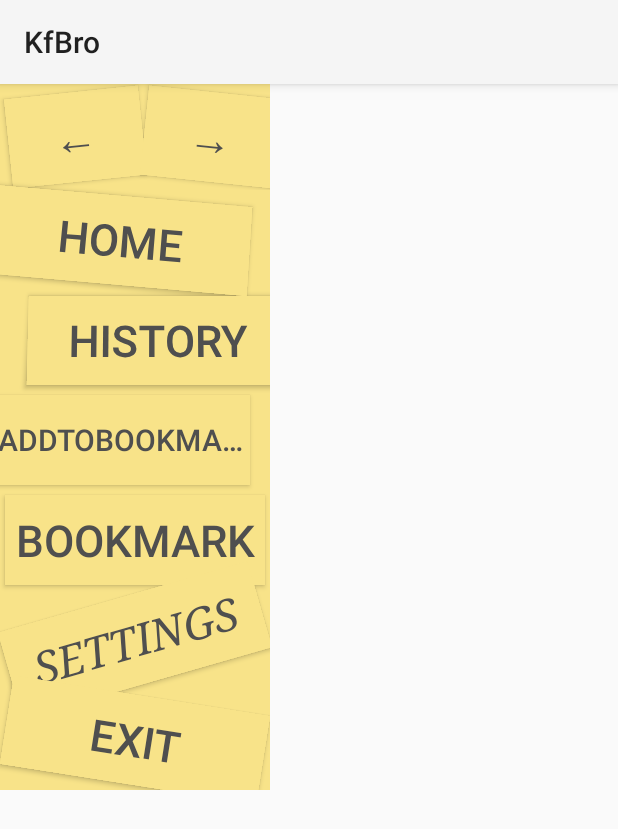
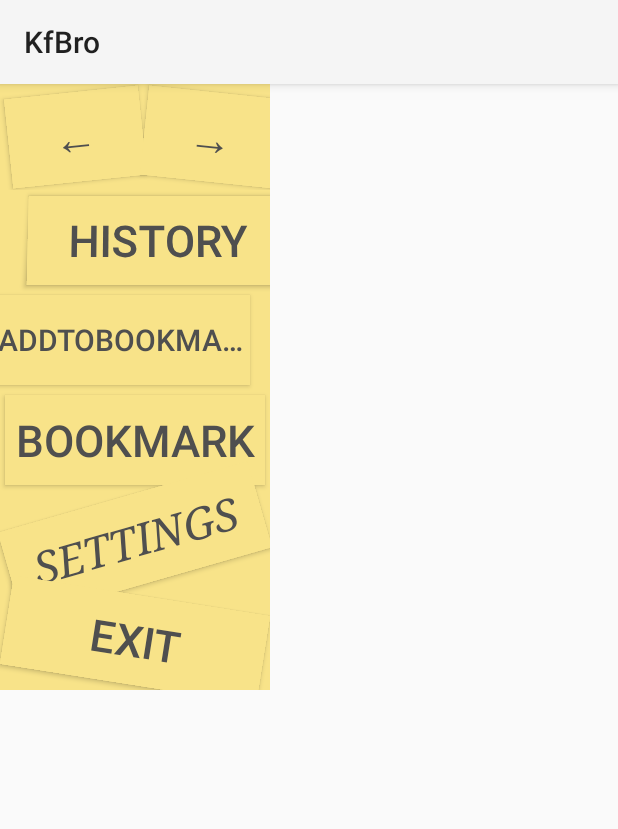
Before and after one commit to kfdykme/KfBro2, an Android app: the layout menu_dialog.xml on its own in the app's theme, with its tools: preview values and no code run, on a phone screen of 412 x 824 dp. Shown: the top 829 px of the screen. Run offline under Robolectric (Android 15) with nearby library versions, the phone set to English and light mode, and no system bars.

Commit message:
取消掉了home按钮 原因: 按下home按钮之后会LOAD 两次 ？？？？？？？？？

```diff
--- a/KfBroV_2/app/src/main/res/layout/menu_dialog.xml
+++ b/KfBroV_2/app/src/main/res/layout/menu_dialog.xml
@@ -49,7 +49,8 @@
 			style="@style/menuDialogButtonStyle_YELLOW"
 			android:textSize="29sp"
 			android:rotation="5"
-			android:rotationX="6"/>
+			android:rotationX="6"
+			android:visibility="gone"/>
 
 		<Button
 			android:id="@+id/toHistory_dialogButton"
```
Also changed, not shown: KfBroV_2/app/src/main/java/com/kfdykme/KfBroV_2/MainActivity.java (+29 -8 lines), 38 other files.
